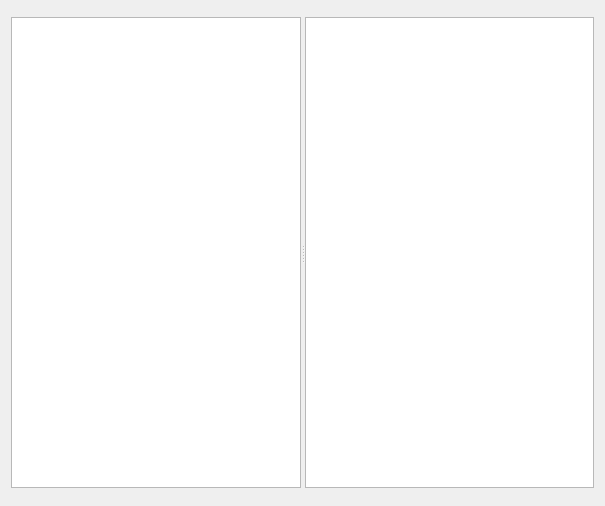
Qt form plugins/Affine/Affine_MDIWidget.ui (pyIVLS/pyIVLS) before a commit.
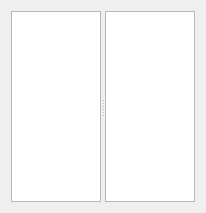
The same form after that commit.

Diff of the .ui file:
```diff
--- a/plugins/Affine/Affine_MDIWidget.ui
+++ b/plugins/Affine/Affine_MDIWidget.ui
@@ -6,8 +6,8 @@
    <rect>
     <x>0</x>
     <y>0</y>
-    <width>605</width>
-    <height>506</height>
+    <width>206</width>
+    <height>213</height>
    </rect>
   </property>
   <property name="minimumSize">
```
